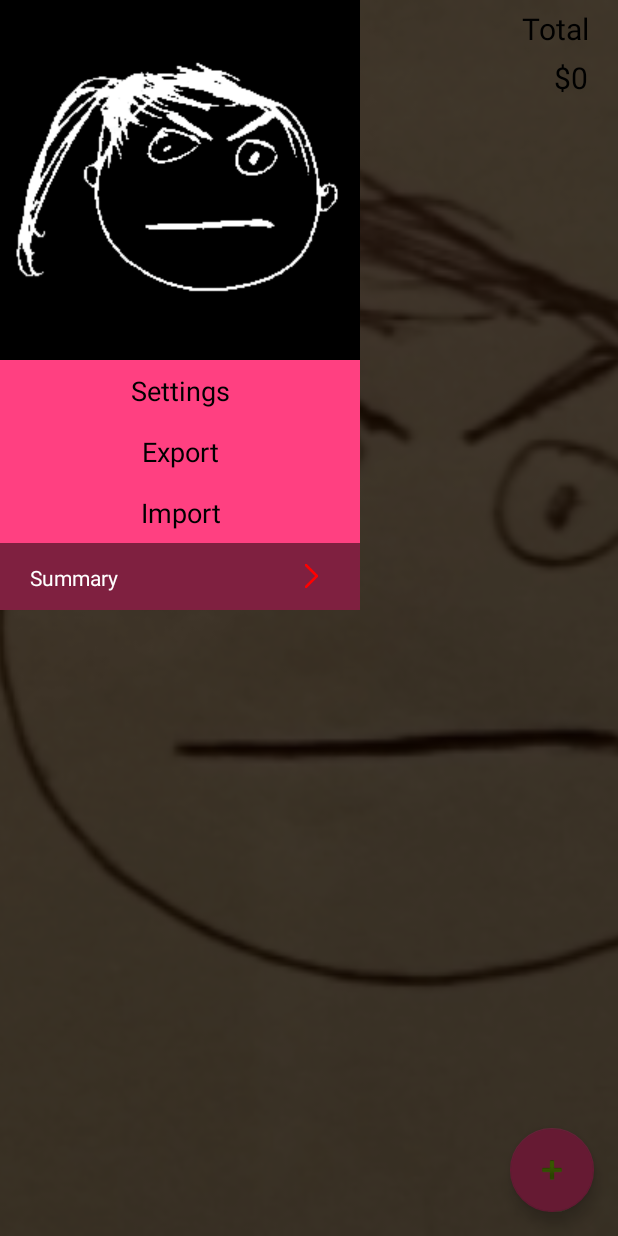
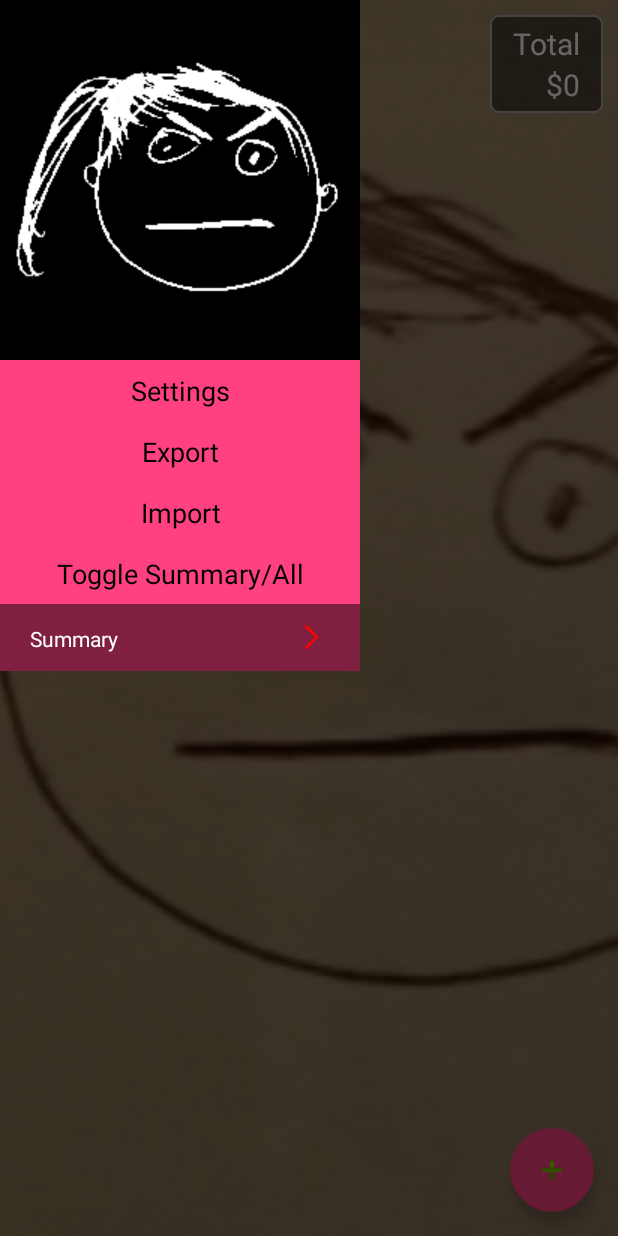
Before and after one commit to manangatangy/kidspend2, an Android app: the screen it shows after launch (KidspendActivity), with the side drawer open, on a phone screen of 412 x 824 dp. Run offline under Robolectric (Android 15) with nearby library versions, the phone set to English and light mode, and no system bars; our stand-ins replace ButterKnife.

Commit message:
implement show-all mode

```diff
--- a/Kidspend2/app/build.gradle
+++ b/Kidspend2/app/build.gradle
@@ -33,7 +33,7 @@ dependencies {
     compile "com.android.support:support-v4:$supportLibVersion"
     compile "com.android.support:support-annotations:$supportLibVersion"
 
-    compile "com.android.support.constraint:constraint-layout:1.0.0-alpha1"
+//    compile "com.android.support.constraint:constraint-layout:1.0.0-alpha1"
 
     compile 'com.madgag.spongycastle:core:1.54.0.0'
     compile 'com.madgag.spongycastle:prov:1.54.0.0'
--- a/Kidspend2/app/src/main/java/com/wolfie/kidspend2/model/DataSet.java
+++ b/Kidspend2/app/src/main/java/com/wolfie/kidspend2/model/DataSet.java
@@ -11,13 +11,23 @@ import java.util.List;
 public class DataSet {
 
     private List<Spend> mSpends = new ArrayList<>();
+    private List<Spend> mDateSortedSpends = new ArrayList<>();
 
     public List<Spend> getSpends() {
         return mSpends;
     }
 
+    public List<Spend> getDateSortedSpends() {
+        return mDateSortedSpends;
+    }
+
     public DataSet(List<Spend> spends) {
         this.mSpends = spends;
+        // Also create a list of date sorted spends.
+        for (Spend spend : mSpends) {
+            mDateSortedSpends.add(spend);
+        }
+        DataSet.sortOnDate(mDateSortedSpends);
     }
 
     /**
--- a/Kidspend2/app/src/main/java/com/wolfie/kidspend2/model/Spend.java
+++ b/Kidspend2/app/src/main/java/com/wolfie/kidspend2/model/Spend.java
@@ -11,6 +11,7 @@ import java.text.SimpleDateFormat;
 import java.util.Calendar;
 import java.util.Date;
 import java.util.HashMap;
+import java.util.Locale;
 
 /**
  * The primary data class, held on the database and represented in the ListFragment.
@@ -132,8 +133,8 @@ public class Spend implements Parcelable {
     }
 
     public static String getToday() {
-        SimpleDateFormat formatter = new SimpleDateFormat("d MMM yyyy");
-        String format = formatter.format(new Date());
+        SimpleDateFormat formatter = new SimpleDateFormat("d MMM yyyy", Locale.getDefault());
+        String format = formatter.format(new Date()).replace(".", "");
         return format;
     }
 
--- a/Kidspend2/app/src/main/java/com/wolfie/kidspend2/model/SpendGroup.java
+++ b/Kidspend2/app/src/main/java/com/wolfie/kidspend2/model/SpendGroup.java
@@ -36,12 +36,12 @@ public class SpendGroup {
     }
     /**
      * Build a single SpendGroup from the DataSet.  If the spendType is non-null, then return
-     *the one SpendGroup, whose heading matches the specified heading.  If spendType is null
+     * the one SpendGroup, whose heading matches the specified heading.  If spendType is null
      * then make an aggregate list of Spends (with id=-1 so that indicates this Spend cannot be
      * edited).
      * Assumes the Spends in the DataSet are ordered by spendType name.
      */
-    public static SpendGroup buildGroup(String heading, DataSet dataSet) {
+    public static SpendGroup buildGroup(String heading, List<Spend> spends) {
         List<SpendGroup> groups = new ArrayList<>();
         List<Spend> aggregate = new ArrayList<>();
         String currentSpendType = null;
@@ -49,7 +49,7 @@ public class SpendGroup {
         int currentTotal = 0;
         int grandTotal = 0;
         List<Spend> currentSpends = null;
-        for (Spend spend : dataSet.getSpends()) {
+        for (Spend spend : spends) {
             Log.d("kidspend2", "SpendGroup.buildGroups(): spendType:" + spend.getSpendType() + ", created=" + spend.getCreated());
             if (!spend.getSpendType().equals(currentSpendType)) {
                 // This spend is in a different group to the previous one, close
@@ -98,25 +98,6 @@ public class SpendGroup {
 //        return (heading != null) ? groups.get(0) : new SpendGroup("Total", aggregate, grandTotal);
     }
 
-    /**
-     * Build a list of one SpendGroup (with the specified heading) from the DataSet.
-     * The single SpendGroup contains all the Spends from the DataSet, ordered.
-     * As a convenience, a null DataSet parameter means create an empty dataSet in the target.
-     */
-//    public static List<SpendGroup> buildSingleGroup(String heading, DataSet dataSet) {
-//        List<Spend> spends = new ArrayList<>();
-//        if (dataSet != null) {
-//            for (Spend spend : dataSet.getSpends()) {
-//                spends.add(spend);
-//            }
-//            DataSet.sortOnDate(spends);          // Do the sort, based only on the entry.name
-//        }
-//        SpendGroup group = new SpendGroup(heading, spends);
-//        List<SpendGroup> groups = new ArrayList<>();
-//        groups.add(group);
-//        return groups;
-//    }
-
     public static List<String> buildHeadingsList(DataSet dataSet) {
         List<String> headings = new ArrayList<>();
         String currentSpendType = null;
@@ -130,4 +111,11 @@ public class SpendGroup {
         return headings;
     }
 
+    public static SpendGroup makeTotalGroup(List<Spend> spends) {
+        int total = 0;
+        for (Spend spend : spends) {
+            total += spend.getAmount();
+        }
+        return new SpendGroup("Total", spends, total);
+    }
 }
--- a/Kidspend2/app/src/main/java/com/wolfie/kidspend2/presenter/DrawerPresenter.java
+++ b/Kidspend2/app/src/main/java/com/wolfie/kidspend2/presenter/DrawerPresenter.java
@@ -57,7 +57,8 @@ public class DrawerPresenter extends BasePresenter<DrawerUi> {
         if (girlPresenter != null) {
             List<String> headings = girlPresenter.getHeadings();
             String selected = girlPresenter.getSpendType();
-            getUi().refreshListWithHeadings(headings);
+            boolean isShowAll = girlPresenter.isShowAll();
+            getUi().refreshListWithHeadings(headings, isShowAll);
             getUi().selectListItem(selected);
         }
     }
@@ -83,11 +84,25 @@ public class DrawerPresenter extends BasePresenter<DrawerUi> {
         SettingsPresenter settingsPresenter = getUi().findPresenter(SettingsFragment.class);
         settingsPresenter.show();
     }
+
+    public void onMenuToggleSummaryAllClick() {
+        getUi().closeDrawer();
+        // Flip the toggle held in the girlPresenter and alter the text in the menu
+        GirlPresenter girlPresenter = getCurrentGirlPresenter();
+        if (girlPresenter != null) {
+            boolean isShowAll = !girlPresenter.isShowAll();
+            girlPresenter.setShowAll(isShowAll);
+            // "Select" the top menuitem.
+            girlPresenter.setSpendType(null);
+        }
+    }
+
     public void onMenuExportClick() {
         getUi().closeDrawer();
         FilePresenter filePresenter = getUi().findPresenter(FileFragment.class);
         filePresenter.exporting();
     }
+
     public void onMenuImportClick() {
         getUi().closeDrawer();
         FilePresenter filePresenter = getUi().findPresenter(FileFragment.class);
@@ -111,7 +126,7 @@ public class DrawerPresenter extends BasePresenter<DrawerUi> {
 
     public interface DrawerUi extends BaseUi {
 
-        void refreshListWithHeadings(List<String> headings);
+        void refreshListWithHeadings(List<String> headings,boolean isShowAll);
         void selectListItem(@Nullable String selected);
         void onNavMenuItemClick(String spendType, boolean hasChanged);
         boolean isDrawerOpen();
--- a/Kidspend2/app/src/main/java/com/wolfie/kidspend2/presenter/GirlPresenter.java
+++ b/Kidspend2/app/src/main/java/com/wolfie/kidspend2/presenter/GirlPresenter.java
@@ -26,10 +26,12 @@ public class GirlPresenter extends BasePresenter<GirlUi>
     // Girl (for this instance) is always retrieved from the GirlFragment args.
     public static final String KEY_GIRL_IMAGE_INDEX = "KEY_GIRL_IMAGE_INDEX";
     private final static String KEY_LIST_SPENDTYPE = "KEY_LIST_SPENDTYPE";
+    private final static String KEY_LIST_SHOW_ALL = "KEY_LIST_SHOW_ALL";
 
     // If non-null, then only show spends from this group.
     @Nullable
     private String mSpendType;
+    private boolean mShowAll;      // False means "show summary". True means "show all ordered by date"
 
     // These values are not saved, but refreshed upon resume.
     // Note that mHeadings and mGroupName are taken from here by
@@ -82,6 +84,7 @@ public class GirlPresenter extends BasePresenter<GirlUi>
     public void onSaveState(Bundle outState) {
         outState.putInt(KEY_GIRL_IMAGE_INDEX, mImageIndex);
         outState.putString(KEY_LIST_SPENDTYPE, mSpendType);
+        outState.putBoolean(KEY_LIST_SHOW_ALL, mShowAll);
     }
 
     @Override
@@ -89,6 +92,7 @@ public class GirlPresenter extends BasePresenter<GirlUi>
         if (savedState != null) {
             mImageIndex = savedState.getInt(KEY_GIRL_IMAGE_INDEX);
             mSpendType = savedState.getString(KEY_LIST_SPENDTYPE);
+            mShowAll = savedState.getBoolean(KEY_LIST_SHOW_ALL);
         }
     }
 
@@ -133,7 +137,11 @@ public class GirlPresenter extends BasePresenter<GirlUi>
     public void setSpendType(@Nullable String spendType) {
         mSpendType = spendType;
         if (mDataSet != null) {
-            SpendGroup spendGroup = SpendGroup.buildGroup(mSpendType, mDataSet);
+            if (mShowAll) {
+                SpendGroup spendGroup = SpendGroup.makeTotalGroup(mDataSet.getDateSortedSpends());
+                getUi().showEntries(spendGroup, true);
+            } else {
+                SpendGroup spendGroup = SpendGroup.buildGroup(mSpendType, mDataSet.getSpends());
                 // It is possible that (for a specified spendType) there will be no spends.
                 // This happens if the last spend in a spendType is deleted (and that spendType
                 // was selected from the nav menu).  In this case, reset the selected spendType
@@ -141,7 +149,8 @@ public class GirlPresenter extends BasePresenter<GirlUi>
                 if (mSpendType != null && spendGroup == null) {
                     setSpendType(null);
                 } else {
-                getUi().showEntries(spendGroup);
+                    getUi().showEntries(spendGroup, false);
+                }
             }
         }
     }
@@ -178,7 +187,18 @@ public class GirlPresenter extends BasePresenter<GirlUi>
         return mSpendType;
     }
 
+    // False means "show summary". True means "show all ordered by date"
+    public boolean isShowAll() {
+        return mShowAll;
+    }
+
+    public void setShowAll(boolean showAll) {
+        mShowAll = showAll;
+    }
+
     public List<String> getHeadings() {
+
+        // TODO: should be null or empty for when isShowAll is set
         return mHeadings;
     }
 
@@ -191,7 +211,7 @@ public class GirlPresenter extends BasePresenter<GirlUi>
         Girl getGirl();
         void setPageImage(@DrawableRes int resourceId);
         void updateIcon(Girl girl, @ImageShade int imageShade);
-        void showEntries(SpendGroup spendGroup);
+        void showEntries(SpendGroup spendGroup, boolean showDateAndType);
         void setAddEntryVisibility(boolean visible);
     }
 
--- a/Kidspend2/app/src/main/java/com/wolfie/kidspend2/view/adapter/GroupingRecyclerAdapter.java
+++ b/Kidspend2/app/src/main/java/com/wolfie/kidspend2/view/adapter/GroupingRecyclerAdapter.java
@@ -16,8 +16,13 @@ public class GroupingRecyclerAdapter extends PlaceholderRecyclerAdapter<ItemView
 
     private OnItemInListClickedListener mOnItemInListClickedListener;
     private List<Spend> mSpends = new ArrayList<>();
+    private boolean mShowDateAndType;
 
     public GroupingRecyclerAdapter() {
+    }
+
+    public void setShowDateAndType(boolean showDateAndType) {
+        mShowDateAndType = showDateAndType;
     }
 
     @Override
@@ -37,7 +42,7 @@ public class GroupingRecyclerAdapter extends PlaceholderRecyclerAdapter<ItemView
     public void onBindViewHolder(ItemViewHolder holder, int position) {
         Spend spend = mSpends.get(position);
         if (holder != null && spend != null) {
-            holder.bind(spend);
+            holder.bind(spend, mShowDateAndType);
         }
     }
 
--- a/Kidspend2/app/src/main/java/com/wolfie/kidspend2/view/adapter/NavMenuRecyclerAdapter.java
+++ b/Kidspend2/app/src/main/java/com/wolfie/kidspend2/view/adapter/NavMenuRecyclerAdapter.java
@@ -18,6 +18,7 @@ import butterknife.ButterKnife;
 
 public class NavMenuRecyclerAdapter extends RecyclerView.Adapter<NavMenuRecyclerAdapter.MenuItemViewHolder> {
 
+    private static final String ALL_SPENDS = "All Spends";
     private static final String ALL_GROUPS = "Summary";
 
     private Context mContext;
@@ -46,12 +47,16 @@ public class NavMenuRecyclerAdapter extends RecyclerView.Adapter<NavMenuRecycler
      * ALL_GROUPS is initially selected.
      * @param groupList
      */
-    public void setMenuItems(List<String> groupList) {
+    public void setMenuItems(List<String> groupList, boolean isShowAll) {
         mItemList.clear();
-        mItemList.add(new Item(ALL_GROUPS, false));
-        if (groupList != null) {
-            for (String group : groupList) {
-                mItemList.add(new Item(group, false));
+        if (isShowAll) {
+            mItemList.add(new Item(ALL_SPENDS, false));
+        } else {
+            mItemList.add(new Item(ALL_GROUPS, false));
+            if (groupList != null) {
+                for (String group : groupList) {
+                    mItemList.add(new Item(group, false));
+                }
             }
         }
         notifyDataSetChanged();
@@ -110,7 +115,7 @@ public class NavMenuRecyclerAdapter extends RecyclerView.Adapter<NavMenuRecycler
             mItem = item;
             mTextView.setText(mItem.mText);
             setSelectedChevronVisibility(mItem.mIsSelected);
-            mTopSeparator.setVisibility(ALL_GROUPS.equals(mItem.mText) ? View.INVISIBLE : View.VISIBLE);
+            mTopSeparator.setVisibility(isTopMenuItem(mItem.mText) ? View.INVISIBLE : View.VISIBLE);
             mItemView.setOnClickListener(new View.OnClickListener() {
                 @Override
                 public void onClick(View view) {
@@ -157,7 +162,7 @@ public class NavMenuRecyclerAdapter extends RecyclerView.Adapter<NavMenuRecycler
 
     private void notifyListener(String groupName, boolean hasChanged) {
         if (mNavMenuItemClickListener != null) {
-            if (ALL_GROUPS.equals(groupName)) {
+            if (isTopMenuItem(groupName)) {
                 groupName = null;
             }
             mNavMenuItemClickListener.onNavMenuItemClick(groupName, hasChanged);
@@ -172,4 +177,8 @@ public class NavMenuRecyclerAdapter extends RecyclerView.Adapter<NavMenuRecycler
         void onNavMenuItemClick(String spendType, boolean hasChanged);
     }
 
+    private boolean isTopMenuItem(String groupName) {
+        return (ALL_GROUPS.equals(groupName) || ALL_SPENDS.equals(groupName));
+    }
+
 }
--- a/Kidspend2/app/src/main/java/com/wolfie/kidspend2/view/fragment/DrawerFragment.java
+++ b/Kidspend2/app/src/main/java/com/wolfie/kidspend2/view/fragment/DrawerFragment.java
@@ -57,8 +57,8 @@ public class DrawerFragment extends BaseFragment
     }
 
     @Override
-    public void refreshListWithHeadings(List<String> headings) {
-        getAdapter().setMenuItems(headings);
+    public void refreshListWithHeadings(List<String> headings, boolean isShowAll) {
+        getAdapter().setMenuItems(headings, isShowAll);
     }
 
     @Override
@@ -121,6 +121,11 @@ public class DrawerFragment extends BaseFragment
     void onMenuSettings() {
         mDrawerPresenter.onMenuSettingsClick();
     }
+
+    @OnClick(R.id.menu_toggle_summary_all)
+    void onMenuToggleSummaryAll() {
+        mDrawerPresenter.onMenuToggleSummaryAllClick();
+    }
     @OnClick(R.id.menu_item_export)
     void onMenuExport() {
         mDrawerPresenter.onMenuExportClick();
--- a/Kidspend2/app/src/main/java/com/wolfie/kidspend2/view/fragment/GirlFragment.java
+++ b/Kidspend2/app/src/main/java/com/wolfie/kidspend2/view/fragment/GirlFragment.java
@@ -133,8 +133,9 @@ public class GirlFragment extends BaseFragment
     }
 
     @Override
-    public void showEntries(SpendGroup spendGroup) {
+    public void showEntries(SpendGroup spendGroup, boolean showDateAndType) {
         getAdapter().setGroups(spendGroup.getSpends());
+        getAdapter().setShowDateAndType(showDateAndType);
         mHeader1Text.setText(spendGroup.getHeading());
         mHeader2Text.setText(spendGroup.getTotalAsString());
     }
--- a/Kidspend2/app/src/main/res/layout/fragment_drawer.xml
+++ b/Kidspend2/app/src/main/res/layout/fragment_drawer.xml
@@ -21,6 +21,11 @@
         style="@style/MenuItem"
         android:text="@string/menu_item_import"
         />
+    <TextView
+        android:id="@+id/menu_toggle_summary_all"
+        style="@style/MenuItem"
+        android:text="@string/menu_item_toggle_summary_all"
+        />
     <android.support.v7.widget.RecyclerView
         android:id="@+id/navigation_recycler_view"
         android:layout_width="match_parent"
--- a/Kidspend2/app/src/main/res/layout/fragment_girl.xml
+++ b/Kidspend2/app/src/main/res/layout/fragment_girl.xml
@@ -19,31 +19,49 @@
         <LinearLayout
             android:layout_width="match_parent"
             android:layout_height="@dimen/icon_height_closed"
-            android:paddingLeft="@dimen/icon_height_closed"
+            android:orientation="horizontal"
+            android:background="@android:color/transparent"
+            >
+            <View
+                android:layout_width="1dp"
+                android:layout_weight="1"
+                android:layout_height="match_parent"
+                />
+            <LinearLayout
+                android:id="@+id/item_layout"
+                android:layout_width="wrap_content"
+                android:layout_height="wrap_content"
+                android:layout_weight="0"
+                android:layout_margin="10dp"
+                android:padding="5dp"
                 android:orientation="vertical"
+                android:background="@drawable/rounded_corners"
                 >
                 <TextView
                     android:id="@+id/text_heading1"
-                android:layout_width="match_parent"
+                    android:layout_width="wrap_content"
                     android:layout_height="wrap_content"
-                android:paddingTop="5dp"
-                android:gravity="center|right"
+                    android:layout_gravity="right"
                     android:background="@android:color/transparent"
                     android:text="Total"
-                android:layout_marginRight="20dp"
-                android:textColor="@android:color/black"
+                    android:layout_marginRight="10dp"
+                    android:layout_marginLeft="10dp"
+                    android:textColor="@android:color/white"
                     android:textSize="20sp" />
                 <TextView
                     android:id="@+id/text_heading2"
-                android:layout_width="match_parent"
+                    android:layout_width="wrap_content"
                     android:layout_height="wrap_content"
-                android:paddingTop="5dp"
-                android:gravity="center|right"
+                    android:layout_gravity="right"
                     android:background="@android:color/transparent"
                     android:text="$12345"
-                android:layout_marginRight="20dp"
-                android:textColor="@android:color/black"
+                    android:layout_marginRight="10dp"
+                    android:layout_marginLeft="10dp"
+                    android:textColor="@android:color/white"
                     android:textSize="20sp" />
+
+            </LinearLayout>
+
         </LinearLayout>
 
         <LinearLayout
--- a/Kidspend2/app/src/main/res/values/strings.xml
+++ b/Kidspend2/app/src/main/res/values/strings.xml
@@ -7,6 +7,7 @@
     <string name="navigation_drawer_close">Close navigation drawer</string>
 
     <string name="menu_item_settings">Settings</string>
+    <string name="menu_item_toggle_summary_all">Toggle Summary/All</string>
     <string name="menu_item_export">Export</string>
     <string name="menu_item_import">Import</string>
 
```
Also changed, not shown: Kidspend2/app/src/main/java/com/wolfie/kidspend2/view/adapter/viewholder/ItemViewHolder.java (+6 -2 lines). Lines whose indentation alone changed are shown as unchanged.
